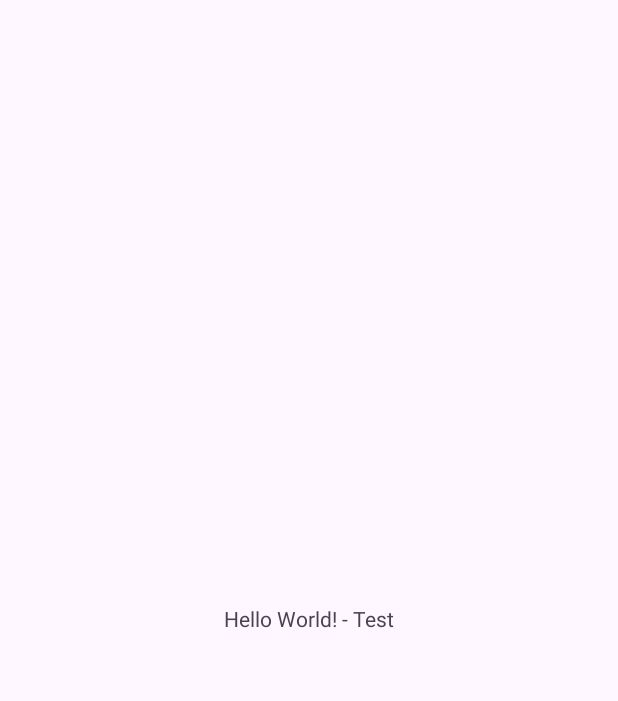
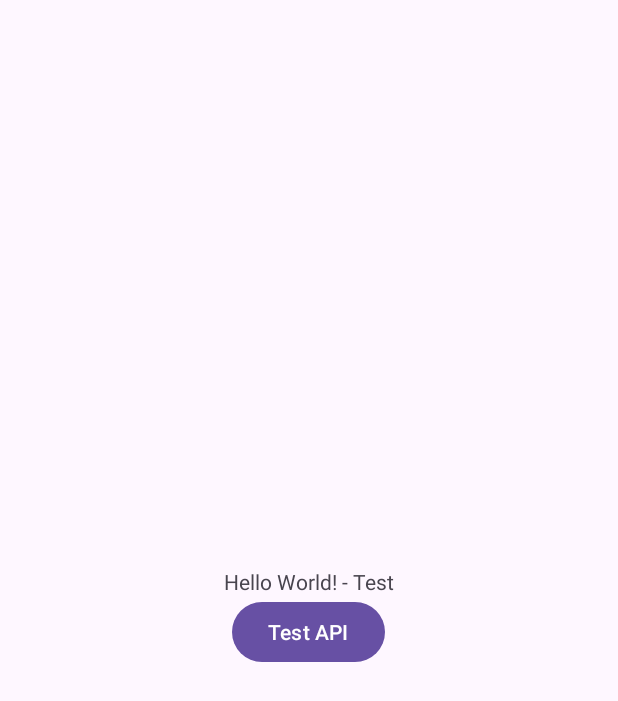
Before and after one commit to rishard1993/ITE2152_PracticalExamination_E2145293, an Android app: the screen it shows after launch (MainActivity), on a phone screen of 412 x 824 dp. Before the commit the part shown is almost empty. Shown: the top 701 px of the screen. Run offline under Robolectric (Android 15) with nearby library versions, the phone set to English and light mode, and no system bars; our stand-ins replace Volley.

Commit message:
Added Helper_Api class to handle API requests.

```diff
--- a/app/build.gradle
+++ b/app/build.gradle
@@ -29,7 +29,7 @@ android {
 }
 
 dependencies {
-
+    implementation libs.volley
     implementation libs.appcompat
     implementation libs.material
     implementation libs.activity
--- a/app/src/main/AndroidManifest.xml
+++ b/app/src/main/AndroidManifest.xml
@@ -1,6 +1,8 @@
 <?xml version="1.0" encoding="utf-8"?>
 <manifest xmlns:android="http://schemas.android.com/apk/res/android"
     xmlns:tools="http://schemas.android.com/tools">
+
+    <uses-permission android:name="android.permission.INTERNET"/>
 
     <application
         android:allowBackup="true"
--- /dev/null
+++ b/app/src/main/java/com/example/ite2152_practicalexamination_e2145293/Helper_Api.java
@@ -0,0 +1,38 @@
+package com.example.ite2152_practicalexamination_e2145293;
+
+import android.content.Context;
+import com.android.volley.Request;
+import com.android.volley.RequestQueue;
+import com.android.volley.toolbox.Volley;
+
+public class Helper_Api {
+    private static Helper_Api instance;
+    private RequestQueue requestQueue;
+    private final Context ctx;
+
+    private Helper_Api(Context context) {
+        ctx = context;
+        requestQueue = getRequestQueue();
+
+    }
+
+    public static synchronized Helper_Api getInstance(Context context) {
+        if (instance == null) {
+            instance = new Helper_Api(context);
+        }
+        return instance;
+    }
+
+    public RequestQueue getRequestQueue() {
+        if (requestQueue == null) {
+            // getApplicationContext() is key, it keeps you from leaking the
+            // Activity or BroadcastReceiver if someone passes one in.
+            requestQueue = Volley.newRequestQueue(ctx.getApplicationContext());
+        }
+        return requestQueue;
+    }
+
+    public <T> void addToRequestQueue(Request<T> req) {
+        getRequestQueue().add(req);
+    }
+}
--- a/app/src/main/java/com/example/ite2152_practicalexamination_e2145293/MainActivity.java
+++ b/app/src/main/java/com/example/ite2152_practicalexamination_e2145293/MainActivity.java
@@ -1,6 +1,9 @@
 package com.example.ite2152_practicalexamination_e2145293;
 
 import android.os.Bundle;
+import android.view.View;
+import android.widget.Button;
+import android.widget.TextView;
 
 import androidx.activity.EdgeToEdge;
 import androidx.appcompat.app.AppCompatActivity;
@@ -8,8 +11,18 @@ import androidx.core.graphics.Insets;
 import androidx.core.view.ViewCompat;
 import androidx.core.view.WindowInsetsCompat;
 
+import com.android.volley.Request;
+import com.android.volley.RequestQueue;
+import com.android.volley.Response;
+import com.android.volley.VolleyError;
+import com.android.volley.toolbox.StringRequest;
+
 public class MainActivity extends AppCompatActivity {
 
+    TextView textView;
+    Button button;
+    String TAG = "WeatherRequest";
+    RequestQueue queue;
     @Override
     protected void onCreate(Bundle savedInstanceState) {
         super.onCreate(savedInstanceState);
@@ -20,5 +33,59 @@ public class MainActivity extends AppCompatActivity {
             v.setPadding(systemBars.left, systemBars.top, systemBars.right, systemBars.bottom);
             return insets;
         });
+
+         textView = findViewById(R.id.textView);
+         button = findViewById(R.id.buttonRequest);
+
+
+        // Instantiate the RequestQueue.
+        //RequestQueue queue = Volley.newRequestQueue(this);
+        queue = Helper_Api.getInstance(this.getApplicationContext()).
+                getRequestQueue();
+
+        String url = "https://api.weatherapi.com/v1/current.json?q=7.247431377255542,80.47446904634002&key=d03b1eb170264c5e8ec10840240406";
+
+        button.setOnClickListener(new View.OnClickListener() {
+            @Override
+            public void onClick(View v) {
+
+                // Request a string response from the provided URL.
+                StringRequest stringRequest = new StringRequest(Request.Method.GET, url,
+                        new Response.Listener<String>() {
+                            @Override
+                            public void onResponse(String response) {
+                                // Display the first 500 characters of the response string.
+                                textView.setText("Response is: " + response.substring(0,500));
+                            }
+                        }, new Response.ErrorListener() {
+                    @Override
+                    public void onErrorResponse(VolleyError error) {
+                        textView.setText("Error: " + error.getMessage());
+                    }
+                });
+
+                // Set the tag on the request.
+                stringRequest.setTag(TAG);
+
+                // Add the request to the RequestQueue.
+                //queue.add(stringRequest);
+
+                // Add a request (in this example, called stringRequest) to your RequestQueue.
+                Helper_Api.getInstance(getApplicationContext()).addToRequestQueue(stringRequest);
+            }
+        });
+
+
+
+
+    }
+
+
+    @Override
+    protected void onStop() {
+        super.onStop();
+        if (queue != null) {
+            queue.cancelAll(TAG);
+        }
     }
 }
--- a/app/src/main/res/layout/activity_main.xml
+++ b/app/src/main/res/layout/activity_main.xml
@@ -1,13 +1,17 @@
 <?xml version="1.0" encoding="utf-8"?>
-<androidx.constraintlayout.widget.ConstraintLayout xmlns:android="http://schemas.android.com/apk/res/android"
+<LinearLayout xmlns:android="http://schemas.android.com/apk/res/android"
     xmlns:app="http://schemas.android.com/apk/res-auto"
     xmlns:tools="http://schemas.android.com/tools"
     android:id="@+id/main"
     android:layout_width="match_parent"
     android:layout_height="match_parent"
-    tools:context=".MainActivity">
+    tools:context=".MainActivity"
+    android:gravity="center"
+    android:orientation="vertical"
+    >
 
     <TextView
+        android:id="@+id/textView"
         android:layout_width="wrap_content"
         android:layout_height="wrap_content"
         android:text="Hello World! - Test"
@@ -16,4 +20,10 @@
         app:layout_constraintStart_toStartOf="parent"
         app:layout_constraintTop_toTopOf="parent" />
 
-</androidx.constraintlayout.widget.ConstraintLayout>
+    <Button
+        android:id="@+id/buttonRequest"
+        android:layout_width="wrap_content"
+        android:layout_height="wrap_content"
+        android:text="Test API"
+        />
+</LinearLayout>
```
